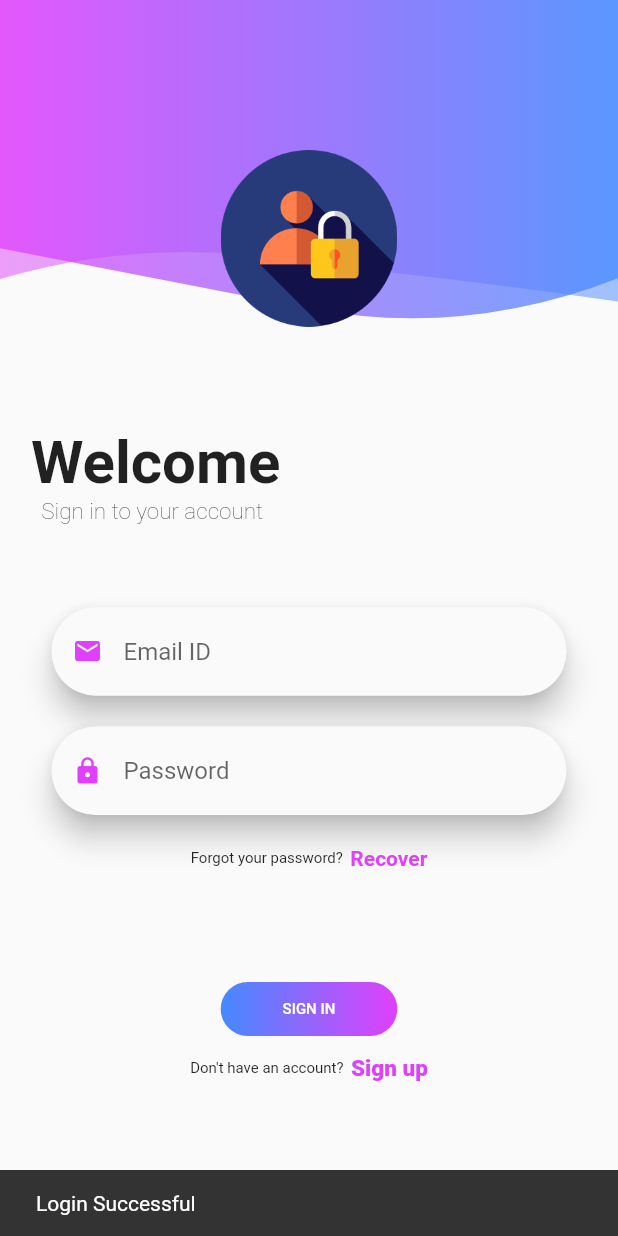
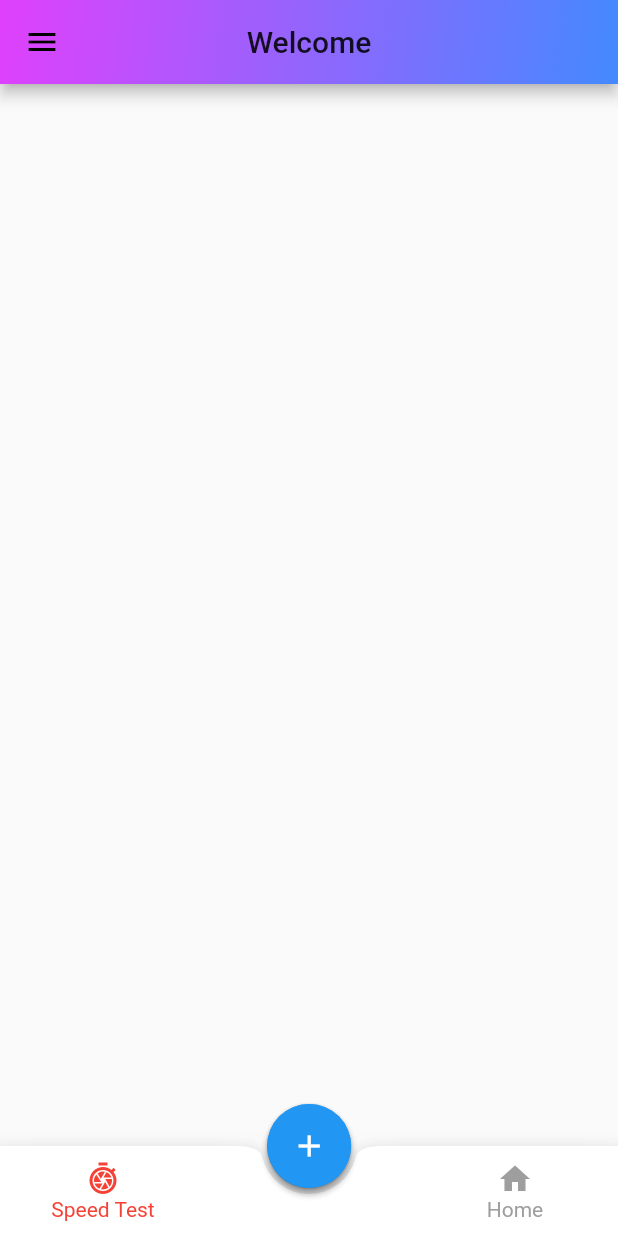
Before and after one commit to datapirates2020/Login_Registration, a Flutter app: the screen it shows after launch, after a tap on "SIGN IN", on a phone screen of 412 x 824 dp. Run offline on Flutter 3.47's test engine with Material 2 defaults, Android fonts, the phone set to English and light mode, and no system bars.

Commit message:
Home screen, Side screen, Bottom pop up added

```diff
--- a/lib/constants/constants.dart
+++ b/lib/constants/constants.dart
@@ -1,3 +1,5 @@
 final String SIGN_IN = 'signin';
 final String SIGN_UP ='signup';
 final String SPLASH_SCREEN ='splashscreen';
+final String HOME_SCREEN='homescreen';
+final String SIDE_MENU='sidemenu';
--- a/lib/main.dart
+++ b/lib/main.dart
@@ -1,6 +1,8 @@
 import 'package:flutter/material.dart';
 import 'package:flutter/services.dart';
 import 'package:new_login/constants/constants.dart';
+import 'package:new_login/ui/Homescreen.dart';
+import 'package:new_login/ui/SideMenu.dart';
 import 'package:new_login/ui/signin.dart';
 import 'package:new_login/ui/signup.dart';
 import 'package:new_login/ui/splashscreen.dart';
@@ -22,6 +24,8 @@ class MyApp extends StatelessWidget {
         SPLASH_SCREEN: (BuildContext context) =>  SplashScreen(),
         SIGN_IN: (BuildContext context) =>  SignInPage(),
         SIGN_UP: (BuildContext context) =>  SignUpScreen(),
+        HOME_SCREEN: (BuildContext context) => HomeScreenPage(),
+        SIDE_MENU: (BuildContext context) => SideMenuPage(),
       },
       initialRoute: SIGN_IN,
     );
--- /dev/null
+++ b/lib/ui/FABBottomAppBarItem.dart
@@ -0,0 +1,117 @@
+import 'package:flutter/material.dart';
+
+class FABBottomAppBarItem {
+  FABBottomAppBarItem({this.iconData, this.text});
+  IconData iconData;
+  String text;
+}
+
+class FABBottomAppBar extends StatefulWidget {
+  FABBottomAppBar({
+    this.items,
+    this.centerItemText,
+    this.height: 60.0,
+    this.iconSize: 24.0,
+    this.backgroundColor,
+    this.color,
+    this.selectedColor,
+    this.notchedShape,
+    this.onTabSelected,
+  }) {
+    assert(this.items.length == 2 || this.items.length == 3);
+  }
+  final List<FABBottomAppBarItem> items;
+  final String centerItemText;
+  final double height;
+  final double iconSize;
+  final Color backgroundColor;
+  final Color color;
+  final Color selectedColor;
+  final NotchedShape notchedShape;
+  final ValueChanged<int> onTabSelected;
+
+  @override
+  State<StatefulWidget> createState() => FABBottomAppBarState();
+}
+
+class FABBottomAppBarState extends State<FABBottomAppBar> {
+  int _selectedIndex = 0;
+
+  _updateIndex(int index) {
+    widget.onTabSelected(index);
+    setState(() {
+      _selectedIndex = index;
+    });
+  }
+
+  @override
+  Widget build(BuildContext context) {
+    List<Widget> items = List.generate(widget.items.length, (int index) {
+      return _buildTabItem(
+        item: widget.items[index],
+        index: index,
+        onPressed: _updateIndex,
+      );
+    });
+    items.insert(items.length >> 1, _buildMiddleTabItem());
+
+    return BottomAppBar(
+      shape: widget.notchedShape,
+      child: Row(
+        mainAxisSize: MainAxisSize.max,
+        mainAxisAlignment: MainAxisAlignment.spaceAround,
+        children: items,
+      ),
+      color: widget.backgroundColor,
+    );
+  }
+
+  Widget _buildMiddleTabItem() {
+    return Expanded(
+      child: SizedBox(
+        height: widget.height,
+        child: Column(
+          mainAxisSize: MainAxisSize.min,
+          mainAxisAlignment: MainAxisAlignment.center,
+          children: <Widget>[
+            SizedBox(height: widget.iconSize),
+            Text(
+              widget.centerItemText ?? '',
+              style: TextStyle(color: widget.color),
+            ),
+          ],
+        ),
+      ),
+    );
+  }
+
+  Widget _buildTabItem({
+    FABBottomAppBarItem item,
+    int index,
+    ValueChanged<int> onPressed,
+  }) {
+    Color color = _selectedIndex == index ? widget.selectedColor : widget.color;
+    return Expanded(
+      child: SizedBox(
+        height: widget.height,
+        child: Material(
+          type: MaterialType.transparency,
+          child: InkWell(
+            onTap: () => onPressed(index),
+            child: Column(
+              mainAxisSize: MainAxisSize.min,
+              mainAxisAlignment: MainAxisAlignment.center,
+              children: <Widget>[
+                Icon(item.iconData, color: color, size: widget.iconSize),
+                Text(
+                  item.text,
+                  style: TextStyle(color: color),
+                )
+              ],
+            ),
+          ),
+        ),
+      ),
+    );
+  }
+}
--- /dev/null
+++ b/lib/ui/Homescreen.dart
@@ -0,0 +1,136 @@
+import 'package:flutter/material.dart';
+import 'package:new_login/ui/SideMenu.dart';
+
+import 'FABBottomAppBarItem.dart';
+import 'fab_with_icons.dart';
+import 'layout.dart';
+
+
+
+class HomeScreenPage extends StatelessWidget {
+  @override
+  Widget build(BuildContext context) {
+    return Scaffold(
+      body: HomeScreen(),
+    );
+  }
+}
+
+class HomeScreen extends StatefulWidget {
+  @override
+  _HomeScreenState createState() => _HomeScreenState();
+}
+
+class _HomeScreenState extends State<HomeScreen> {
+  int selectedIndex = 0;
+  String _lastSelected = 'TAB: 0';
+  @override
+  Widget build(BuildContext context) {
+    return Scaffold(
+      drawer: SideMenuPage(),
+
+      appBar: AppBar(
+        //backgroundColor:Colors.blueAccent[200],
+
+        title: Text('Welcome'),
+        centerTitle: true,
+    //title: Text(widget.title),
+        flexibleSpace: Container(
+          decoration: BoxDecoration(
+          gradient: LinearGradient(
+          begin: Alignment.topLeft,
+          end: Alignment.bottomRight,
+          colors: <Color>[
+          Colors.purpleAccent,
+          Colors.blueAccent[200],
+          ])
+          ),
+        ),
+      ),
+      body: Center(
+
+
+
+      ),
+      bottomNavigationBar: FABBottomAppBar(
+        //centerItemText: 'A',
+        color: Colors.grey,
+        selectedColor: Colors.red,
+        notchedShape: CircularNotchedRectangle(),
+        onTabSelected: _selectedTab,
+        items: [
+          FABBottomAppBarItem(iconData: Icons.shutter_speed, text: 'Speed Test'),
+          FABBottomAppBarItem(iconData: Icons.home, text: 'Home'),
+          //FABBottomAppBarItem(iconData: Icons.dashboard, text: 'Bottom'),
+         // FABBottomAppBarItem(iconData: Icons.info, text: 'Bar'),
+        ],
+      ),
+      floatingActionButtonLocation: FloatingActionButtonLocation.centerDocked,
+      floatingActionButton: _buildFab(
+          context), // This trailing comma makes auto-formatting nicer for build methods.
+    );
+  }
+
+  Widget _buildFab(BuildContext context) {
+    final icons = [ Icons.wifi, Icons.assistant_photo, Icons.phone];
+    return AnchoredOverlay(
+      showOverlay: true,
+      overlayBuilder: (context, offset) {
+        return CenterAbout(
+          position: Offset(offset.dx, offset.dy - icons.length * 35.0),
+          child: FabWithIcons(
+            icons: icons,
+            onIconTapped: _selectedFab,
+          ),
+        );
+      },
+      child: FloatingActionButton(
+        onPressed: () {},
+        tooltip: 'Increment',
+        child: Icon(Icons.add),
+        elevation: 2.0,
+      ),
+    );
+  }
+    void _selectedTab(int index) {
+      setState(() {
+        _lastSelected = 'TAB: $index';
+      });
+    }
+    void _selectedFab(int index) {
+      setState(() {
+        _lastSelected = 'FAB: $index';
+      });
+    }
+  }
+      /*floatingActionButtonLocation: FloatingActionButtonLocation.centerDocked,
+      floatingActionButton: FloatingActionButton(
+        onPressed: () { },
+        tooltip: 'Increment',
+        child: Icon(Icons.add),
+        elevation: 2.0,
+      ),
+
+      /*bottomNavigationBar: BottomNavigationBar(
+        items: <BottomNavigationBarItem>[
+          BottomNavigationBarItem(icon: Icon(Icons.explore), title: Text('Explore')),
+          BottomNavigationBarItem(
+              icon: Icon(Icons.home), title: Text('Home')),
+          BottomNavigationBarItem(
+              icon: Icon(Icons.shutter_speed), title: Text('Speed Test')),
+        ],
+        currentIndex: selectedIndex,
+        fixedColor: Colors.deepPurple,
+        onTap: onItemTapped,
+      ),*/
+      bottomNavigationBar: FABBottomAppBar(
+        onTabSelected: _selectedTab,
+        items: [
+          FABBottomAppBarItem(iconData: Icons.menu, text: 'This'),
+          FABBottomAppBarItem(iconData: Icons.layers, text: 'Is'),
+          FABBottomAppBarItem(iconData: Icons.dashboard, text: 'Bottom'),
+          FABBottomAppBarItem(iconData: Icons.info, text: 'Bar'),
+        ],
+      ),
+    );
+  } */
--- /dev/null
+++ b/lib/ui/fab_with_icons.dart
@@ -0,0 +1,82 @@
+import 'package:flutter/material.dart';
+
+// https://stackoverflow.com/questions/46480221/flutter-floating-action-button-with-speed-dail
+class FabWithIcons extends StatefulWidget {
+  FabWithIcons({this.icons, this.onIconTapped});
+  final List<IconData> icons;
+  ValueChanged<int> onIconTapped;
+  @override
+  State createState() => FabWithIconsState();
+}
+
+class FabWithIconsState extends State<FabWithIcons> with TickerProviderStateMixin {
+  AnimationController _controller;
+
+  @override
+  void initState() {
+    super.initState();
+    _controller = AnimationController(
+      vsync: this,
+      duration: const Duration(milliseconds: 250),
+    );
+  }
+
+  @override
+  Widget build(BuildContext context) {
+    return Column(
+      mainAxisAlignment: MainAxisAlignment.center,
+      mainAxisSize: MainAxisSize.min,
+      children: List.generate(widget.icons.length, (int index) {
+        return _buildChild(index);
+      }).toList()..add(
+        _buildFab(),
+      ),
+    );
+  }
+
+  Widget _buildChild(int index) {
+    Color backgroundColor = Theme.of(context).cardColor;
+    Color foregroundColor = Theme.of(context).accentColor;
+    return Container(
+      height: 70.0,
+      width: 56.0,
+      alignment: FractionalOffset.topCenter,
+      child: ScaleTransition(
+        scale: CurvedAnimation(
+          parent: _controller,
+          curve: Interval(
+              0.0,
+              1.0 - index / widget.icons.length / 2.0,
+              curve: Curves.easeOut
+          ),
+        ),
+        child: FloatingActionButton(
+          backgroundColor: backgroundColor,
+          mini: true,
+          child: Icon(widget.icons[index], color: foregroundColor),
+          onPressed: () => _onTapped(index),
+        ),
+      ),
+    );
+  }
+
+  Widget _buildFab() {
+    return FloatingActionButton(
+      onPressed: () {
+        if (_controller.isDismissed) {
+          _controller.forward();
+        } else {
+          _controller.reverse();
+        }
+      },
+      tooltip: 'Increment',
+      child: Icon(Icons.add),
+      elevation: 2.0,
+    );
+  }
+
+  void _onTapped(int index) {
+    _controller.reverse();
+    widget.onIconTapped(index);
+  }
+}
--- /dev/null
+++ b/lib/ui/layout.dart
@@ -0,0 +1,135 @@
+import 'package:flutter/material.dart';
+
+class AnchoredOverlay extends StatelessWidget {
+  final bool showOverlay;
+  final Widget Function(BuildContext, Offset anchor) overlayBuilder;
+  final Widget child;
+
+  AnchoredOverlay({
+    this.showOverlay,
+    this.overlayBuilder,
+    this.child,
+  });
+
+  @override
+  Widget build(BuildContext context) {
+    return new Container(
+      child: new LayoutBuilder(builder: (BuildContext context, BoxConstraints constraints) {
+        return new OverlayBuilder(
+          showOverlay: showOverlay,
+          overlayBuilder: (BuildContext overlayContext) {
+            RenderBox box = context.findRenderObject() as RenderBox;
+            final center = box.size.center(box.localToGlobal(const Offset(0.0, 0.0)));
+
+            return overlayBuilder(overlayContext, center);
+          },
+          child: child,
+        );
+      }),
+    );
+  }
+}
+
+class OverlayBuilder extends StatefulWidget {
+  final bool showOverlay;
+  final Function(BuildContext) overlayBuilder;
+  final Widget child;
+
+  OverlayBuilder({
+    this.showOverlay = false,
+    this.overlayBuilder,
+    this.child,
+  });
+
+  @override
+  _OverlayBuilderState createState() => new _OverlayBuilderState();
+}
+
+class _OverlayBuilderState extends State<OverlayBuilder> {
+  OverlayEntry overlayEntry;
+
+  @override
+  void initState() {
+    super.initState();
+
+    if (widget.showOverlay) {
+      WidgetsBinding.instance.addPostFrameCallback((_) => showOverlay());
+    }
+  }
+
+  @override
+  void didUpdateWidget(OverlayBuilder oldWidget) {
+    super.didUpdateWidget(oldWidget);
+    WidgetsBinding.instance.addPostFrameCallback((_) => syncWidgetAndOverlay());
+  }
+
+  @override
+  void reassemble() {
+    super.reassemble();
+    WidgetsBinding.instance.addPostFrameCallback((_) => syncWidgetAndOverlay());
+  }
+
+  @override
+  void dispose() {
+    if (isShowingOverlay()) {
+      hideOverlay();
+    }
+
+    super.dispose();
+  }
+
+  bool isShowingOverlay() => overlayEntry != null;
+
+  void showOverlay() {
+    overlayEntry = new OverlayEntry(
+      builder: widget.overlayBuilder,
+    );
+    addToOverlay(overlayEntry);
+  }
+
+  void addToOverlay(OverlayEntry entry) async {
+    print('addToOverlay');
+    Overlay.of(context).insert(entry);
+  }
+
+  void hideOverlay() {
+    print('hideOverlay');
+    overlayEntry.remove();
+    overlayEntry = null;
+  }
+
+  void syncWidgetAndOverlay() {
+    if (isShowingOverlay() && !widget.showOverlay) {
+      hideOverlay();
+    } else if (!isShowingOverlay() && widget.showOverlay) {
+      showOverlay();
+    }
+  }
+
+  @override
+  Widget build(BuildContext context) {
+    return widget.child;
+  }
+}
+
+class CenterAbout extends StatelessWidget {
+  final Offset position;
+  final Widget child;
+
+  CenterAbout({
+    this.position,
+    this.child,
+  });
+
+  @override
+  Widget build(BuildContext context) {
+    return new Positioned(
+      top: position.dy,
+      left: position.dx,
+      child: new FractionalTranslation(
+        translation: const Offset(-0.5, -0.5),
+        child: child,
+      ),
+    );
+  }
+}
--- a/lib/ui/signin.dart
+++ b/lib/ui/signin.dart
@@ -1,5 +1,6 @@
 import 'package:flutter/material.dart';
 import 'package:new_login/constants/constants.dart';
+import 'package:new_login/ui/Homescreen.dart';
 import 'package:new_login/ui/widgets/custom_shape.dart';
 import 'package:new_login/ui/widgets/responsive_ui.dart';
 import 'package:new_login/ui/widgets/textformfield.dart';
@@ -214,9 +215,11 @@ class _SignInScreenState extends State<SignInScreen> {
       shape: RoundedRectangleBorder(borderRadius: BorderRadius.circular(30.0)),
       onPressed: () {
         print("Routing to your account");
-        Scaffold
-            .of(context)
-            .showSnackBar(SnackBar(content: Text('Login Successful')));
+        //Scaffold
+           // .of(context)
+            //.showSnackBar(SnackBar(content: Text('Login Successful')));
+        Navigator.push((context), MaterialPageRoute(
+            builder: (context) => HomeScreenPage()));
 
       },
       textColor: Colors.white,
--- a/pubspec.yaml
+++ b/pubspec.yaml
@@ -55,6 +55,7 @@ flutter:
     - assests/images/login.png
     - assests/images/logo.png
     - assests/images/powered_by.png
+    - assests/images/profile.png
   # To add assets to your application, add an assets section, like this:
   # assets:
   #   - images/a_dot_burr.jpeg
```
Also changed, not shown: lib/ui/SideMenu.dart (added, +72 -0 lines), assests/images/profile.png (added).
